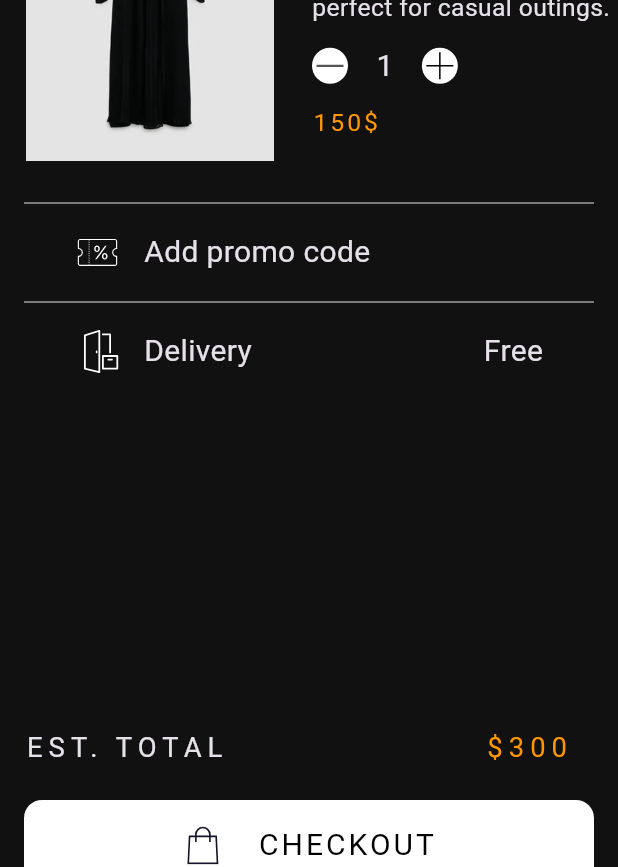
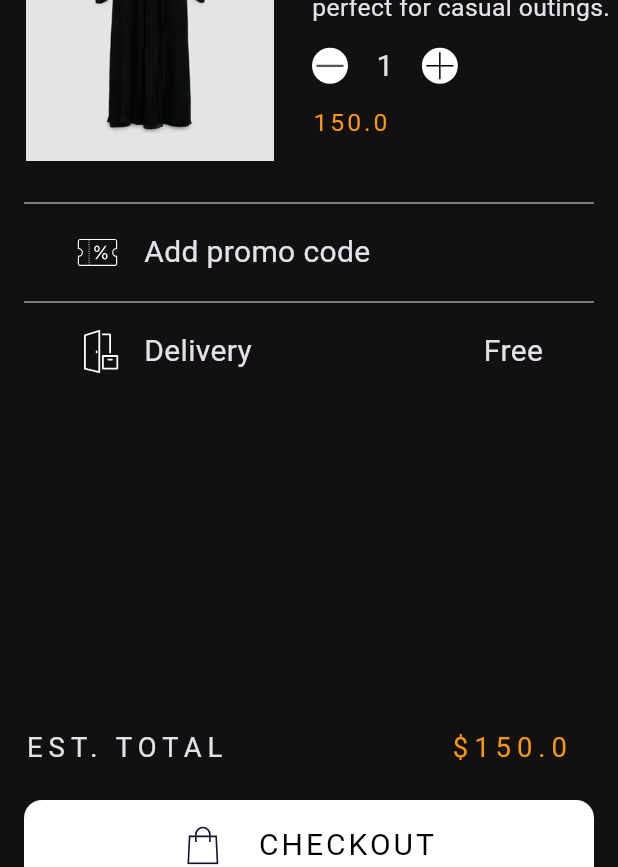
Before and after one commit to Omar-Tmam/Open-Fashion, a Flutter app: the ProductDetailsViewBody widget shown alone on an empty page, opened directly with sample values from the repository, on a phone screen of 412 x 824 dp. Shown: the part 316-1183 px from the top of the screen. Run offline on Flutter 3.47's test engine with Material 3 defaults, Android fonts, the phone set to English and light mode, and no system bars; our stand-ins replace flutter_svg, gap, go_router; Roboto replaces fonts that are missing (TenorSans).

```diff
--- a/lib/Features/home_view/data/models/product_model.dart
+++ b/lib/Features/home_view/data/models/product_model.dart
@@ -1,7 +1,8 @@
 import 'package:open_fashion/Core/assets.dart';
 
 class ProductModel {
-  final String image, price, description, name;
+  final String image, description, name;
+  final double price;
 
   ProductModel({
     required this.image,
@@ -12,37 +13,37 @@ class ProductModel {
   static List<ProductModel> products = [
     ProductModel(
       image: Assets.imgsDress,
-      price: '150\$',
+      price: 150,
       description: 'Elegant summer dress made from soft fabric, perfect for casual outings.',
       name: 'Elegant Summer Dress',
     ),
     ProductModel(
       image: Assets.imgsEarRing,
-      price: '600\$',
+      price: 600,
       description: 'Luxury gold-plated earrings with a modern minimalist design.',
       name: 'Earrings',
     ),
     ProductModel(
       image: Assets.imgsBoots,
-      price: '100\$',
+      price: 100,
       description: 'Stylish leather ankle boots that combine comfort with timeless fashion.',
       name: 'Leather Ankle Boots',
     ),
     ProductModel(
       image: Assets.imgsRing,
-      price: '999\$',
+      price: 999,
       description: 'Sparkling diamond ring crafted with precision for a classic look.',
       name: 'Diamond Ring',
     ),
     ProductModel(
       image: Assets.imgsBracelet,
-      price: '1500\$',
+      price: 1500,
       description: 'Delicate gold bracelet featuring elegant chain details.',
       name: 'Gold Bracelet',
     ),
     ProductModel(
       image: Assets.imgsBracelets,
-      price: '3500\$',
+      price: 3500,
       description: 'Luxury bracelet set with unique textures and premium materials.',
       name: 'Luxury Bracelet Set',
     ),
--- a/lib/Features/home_view/presentation/views/widgets/product_item.dart
+++ b/lib/Features/home_view/presentation/views/widgets/product_item.dart
@@ -47,7 +47,7 @@ class ProductItem extends StatelessWidget {
         ),
         Gap(10),
         Text(
-          productModel.price,
+          productModel.price.toString(),
           style: AppStyles.bodyLarge(context).copyWith(color: Colors.orange),
           maxLines: 2,
           overflow: TextOverflow.ellipsis,
--- a/lib/Features/product_details/presentation/views/widgets/cart_widget.dart
+++ b/lib/Features/product_details/presentation/views/widgets/cart_widget.dart
@@ -6,8 +6,9 @@ import 'package:open_fashion/Core/utils/app_styles.dart';
 import 'package:open_fashion/Features/home_view/data/models/product_model.dart';
 
 class CartWidget extends StatelessWidget {
-  const CartWidget({super.key, required this.productModel});
+  const CartWidget({super.key, required this.productModel, required this.itemContNotifer});
   final ProductModel productModel;
+  final ValueNotifier<int> itemContNotifer;
 
   @override
   Widget build(BuildContext context) {
@@ -36,22 +37,48 @@ class CartWidget extends StatelessWidget {
               Gap(12),
               Row(
                 children: [
-                  Container(
-                    decoration: BoxDecoration(shape: BoxShape.circle, color: Colors.white),
-                    child: SvgPicture.asset(Assets.imgsNeg, width: 24, height: 26),
+                  ValueListenableBuilder(
+                    valueListenable: itemContNotifer,
+                    builder: (context, value, child) {
+                      return InkWell(
+                        onTap: () {
+                          itemContNotifer.value > 1 ? itemContNotifer.value-- : null;
+                        },
+                        child: Container(
+                          decoration: BoxDecoration(shape: BoxShape.circle, color: Colors.white),
+                          child: SvgPicture.asset(Assets.imgsNeg, width: 24, height: 26),
+                        ),
+                      );
+                    },
                   ),
                   Gap(18),
-                  Text('1', style: AppStyles.subTitle16(context).copyWith(fontSize: 20)),
+                  ValueListenableBuilder(
+                    valueListenable: itemContNotifer,
+                    builder: (context, value, child) {
+                      return Text(
+                        value.toString(),
+                        style: AppStyles.subTitle16(context).copyWith(fontSize: 20),
+                      );
+                    },
+                  ),
                   Gap(18),
-                  Container(
-                    decoration: BoxDecoration(shape: BoxShape.circle, color: Colors.white),
-                    child: SvgPicture.asset(Assets.imgsPlus, width: 24, height: 26),
+                  ValueListenableBuilder(
+                    valueListenable: itemContNotifer,
+                    builder: (context, value, child) {
+                      return InkWell(
+                        onTap: () => itemContNotifer.value++,
+                        child: Container(
+                          decoration: BoxDecoration(shape: BoxShape.circle, color: Colors.white),
+                          child: SvgPicture.asset(Assets.imgsPlus, width: 24, height: 26),
+                        ),
+                      );
+                    },
                   ),
                 ],
               ),
               Gap(12),
               Text(
-                productModel.price,
+                productModel.price.toString(),
                 style: AppStyles.subTitle16(context).copyWith(color: Colors.orange),
               ),
             ],
--- a/lib/Features/product_details/presentation/views/widgets/product_details_view_body.dart
+++ b/lib/Features/product_details/presentation/views/widgets/product_details_view_body.dart
@@ -9,12 +9,18 @@ import 'package:open_fashion/Features/product_details/presentation/views/widgets
 import 'package:open_fashion/Features/product_details/presentation/views/widgets/delivery_section.dart';
 import 'package:open_fashion/Features/product_details/presentation/views/widgets/total_price_section.dart';
 
-class ProductDetailsViewBody extends StatelessWidget {
+class ProductDetailsViewBody extends StatefulWidget {
   const ProductDetailsViewBody({super.key, required this.productModel});
   final ProductModel productModel;
 
   @override
+  State<ProductDetailsViewBody> createState() => _ProductDetailsViewBodyState();
+}
+
+class _ProductDetailsViewBodyState extends State<ProductDetailsViewBody> {
+  @override
   Widget build(BuildContext context) {
+    final ValueNotifier<int> itemCountNotifier = ValueNotifier(1);
     return Center(
       child: Column(
         children: [
@@ -25,11 +31,11 @@ class ProductDetailsViewBody extends StatelessWidget {
             colorFilter: ColorFilter.mode(Theme.of(context).iconTheme.color!, BlendMode.srcIn),
           ),
           Gap(20),
-          CartWidget(productModel: productModel),
+          CartWidget(productModel: widget.productModel,itemContNotifer: itemCountNotifier,),
           Gap(20),
           DeliverySection(),
           Spacer(),
-          TotalPriceSection(),
+          TotalPriceSection(productModel: widget.productModel, itemContNotifier: itemCountNotifier),
           Gap(22),
           CustomButton(
             widget: SvgPicture.asset(Assets.imgsShoppingbag, width: 26),
--- a/lib/Features/product_details/presentation/views/widgets/total_price_section.dart
+++ b/lib/Features/product_details/presentation/views/widgets/total_price_section.dart
@@ -1,8 +1,11 @@
 import 'package:flutter/material.dart';
 import 'package:open_fashion/Core/utils/app_styles.dart';
+import 'package:open_fashion/Features/home_view/data/models/product_model.dart';
 
 class TotalPriceSection extends StatelessWidget {
-  const TotalPriceSection({super.key});
+  const TotalPriceSection({super.key, required this.itemContNotifier, required this.productModel});
+  final ValueNotifier<int> itemContNotifier;
+  final ProductModel productModel;
 
   @override
   Widget build(BuildContext context) {
@@ -12,7 +15,15 @@ class TotalPriceSection extends StatelessWidget {
         children: [
           Text('Est. Total'.toUpperCase(), style: AppStyles.title18(context)),
           Spacer(),
-          Text('\$300', style: AppStyles.title18(context).copyWith(color: Colors.orange)),
+          ValueListenableBuilder(
+            valueListenable: itemContNotifier,
+            builder: (context, value, child) {
+              return Text(
+                '\$${(value * productModel.price).toString()}',
+                style: AppStyles.title18(context).copyWith(color: Colors.orange),
+              );
+            },
+          ),
           SizedBox(width: 16),
         ],
       ),
```
